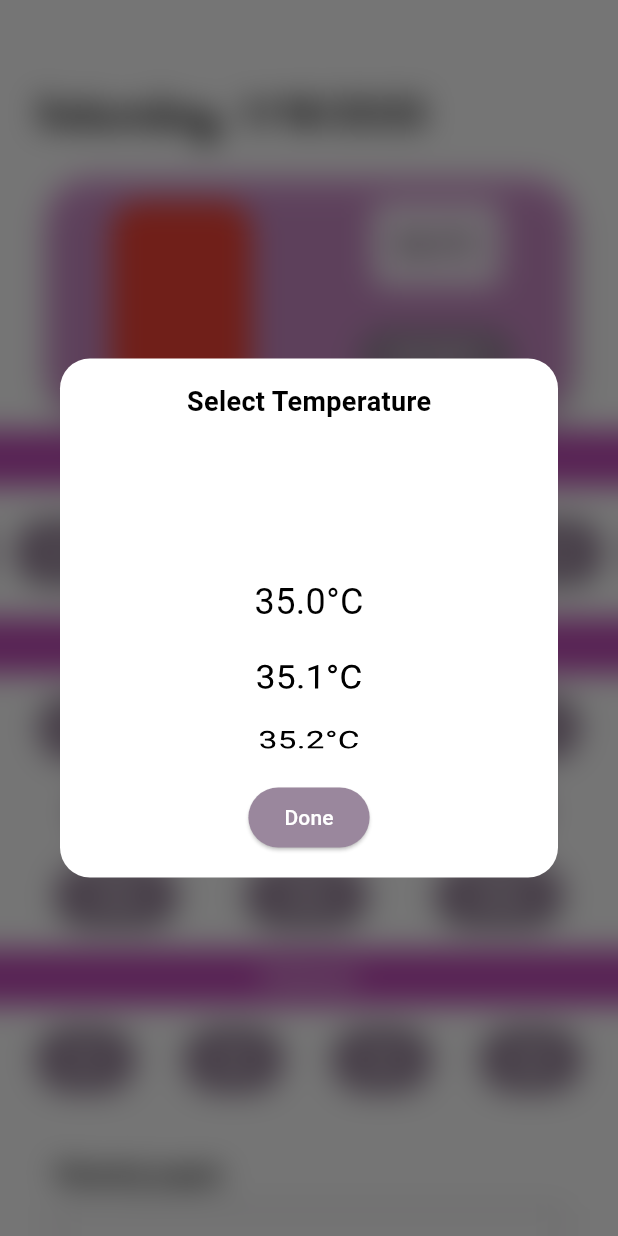
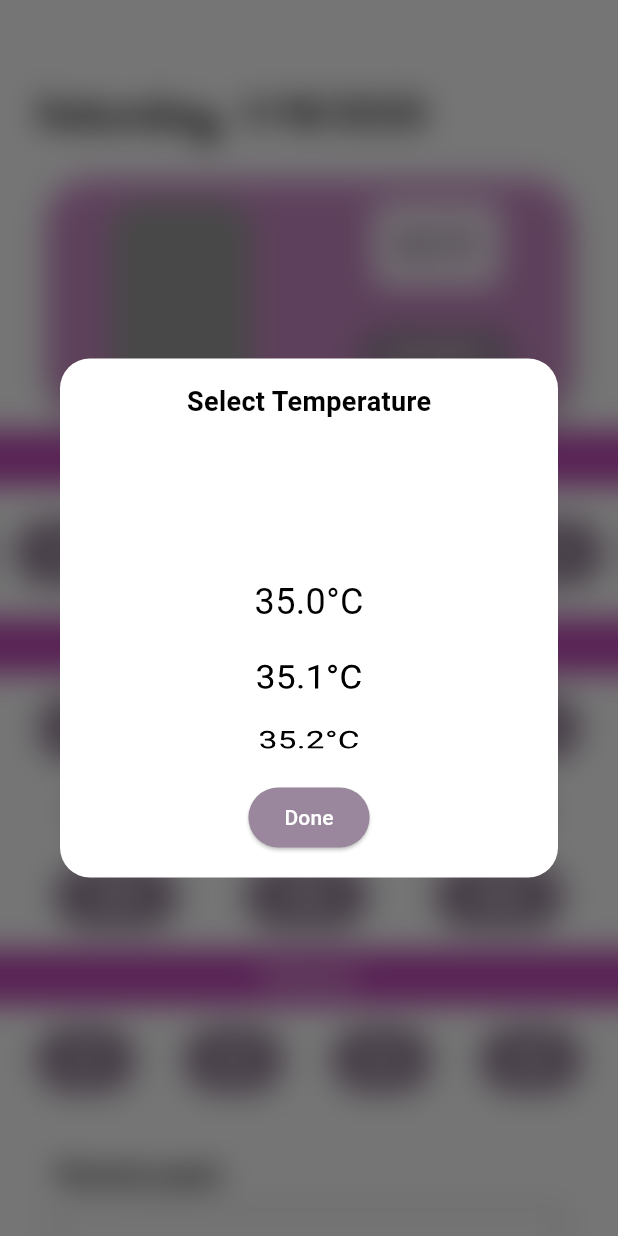
Before and after one commit to Frantisekkk/creighton, a Flutter app: the DayPage screen opened directly, after a tap on an icon or button, on a phone screen of 412 x 824 dp. Run offline on Flutter 3.47's test engine with Material 3 defaults, Android fonts, the phone set to English and light mode, and no system bars; network calls fail.

Commit message:
changing the order of the table to new cycle at the top

```diff
--- a/lib/pages/day.dart
+++ b/lib/pages/day.dart
@@ -1,5 +1,6 @@
 import 'dart:ui';
 import 'package:flutter/material.dart';
+import 'package:flutter_application_1/api_services/stickerService.dart';
 import 'package:intl/intl.dart';
 import '../widgets/day_page_components/ButtonSection.dart';
 import '../api_services/api_service.dart';
@@ -16,6 +17,8 @@ class DayPage extends StatefulWidget {
 
 class _DayPageState extends State<DayPage> {
   final ApiService apiService = ApiService();
+  final StickerService _stickerService = StickerService();
+  Color _stickerColor = Colors.grey; // Default color
 
   String _selectedBleeding = '';
   String _selectedMucus = '';
@@ -34,6 +37,7 @@ class _DayPageState extends State<DayPage> {
     final today = DateFormat('yyyy-MM-dd').format(DateTime.now());
     try {
       final data = await apiService.fetchDayData(today);
+      final color = await _stickerService.fetchColorByDate(today);
       setState(() {
         _selectedBleeding = data['bleeding'] ?? '';
         _selectedMucus = data['mucus'] ?? '';
@@ -41,6 +45,7 @@ class _DayPageState extends State<DayPage> {
         _selectedAbdominalPain = data['ab'] ?? false;
         _selectedTemperature = double.tryParse(data['temperature'] ?? '36.0') ??
             36.0; // Parse to double
+        _stickerColor = color; // Set the sticker color
       });
     } catch (e) {
       print('Error loading day state: $e');
@@ -121,7 +126,7 @@ class _DayPageState extends State<DayPage> {
                         aspectRatio: 3.7 / 5, // Height-to-width ratio
                         child: Container(
                           decoration: BoxDecoration(
-                            color: Colors.red,
+                            color: _stickerColor,
                             borderRadius: BorderRadius.circular(20),
                             border: Border.all(color: Colors.grey, width: 0.4),
                           ),
--- a/lib/pages/table.dart
+++ b/lib/pages/table.dart
@@ -50,7 +50,7 @@ class _CycleTableState extends State<TablePage> {
                   scrollDirection: Axis.vertical,
                   child: Column(
                     crossAxisAlignment: CrossAxisAlignment.start,
-                    children: cycleData!.map((cycle) {
+                    children: cycleData!.reversed.map((cycle) {
                       return Padding(
                         padding: const EdgeInsets.symmetric(vertical: 20),
                         child: SingleChildScrollView(
```
Also changed, not shown: 2 other files.
